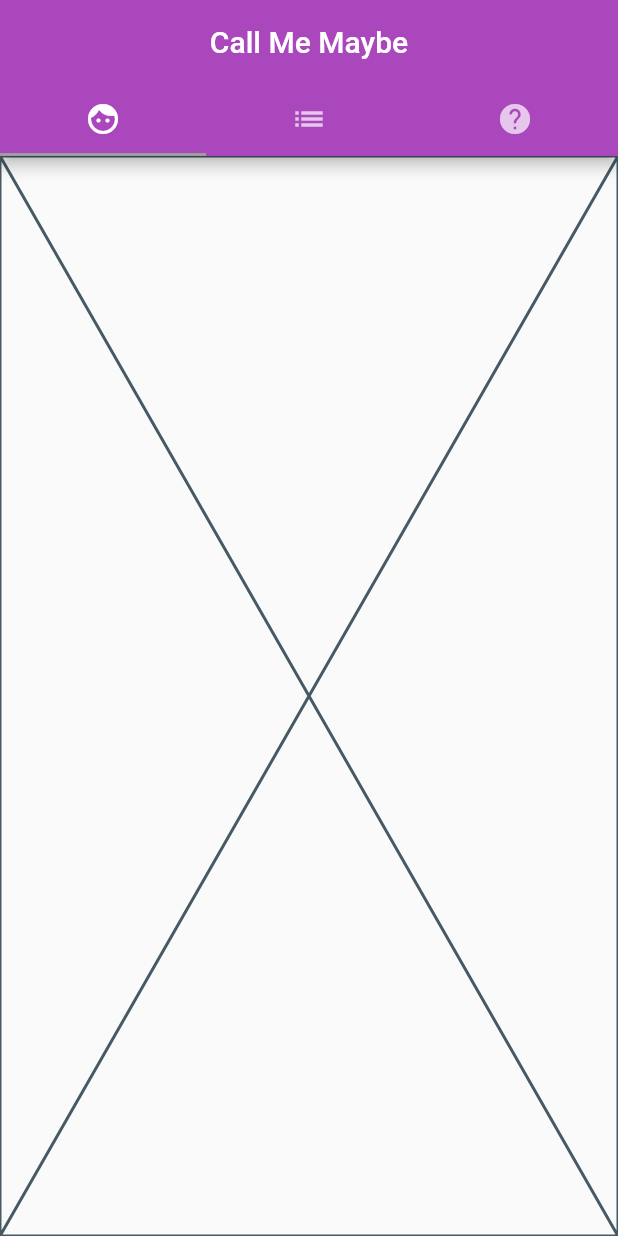
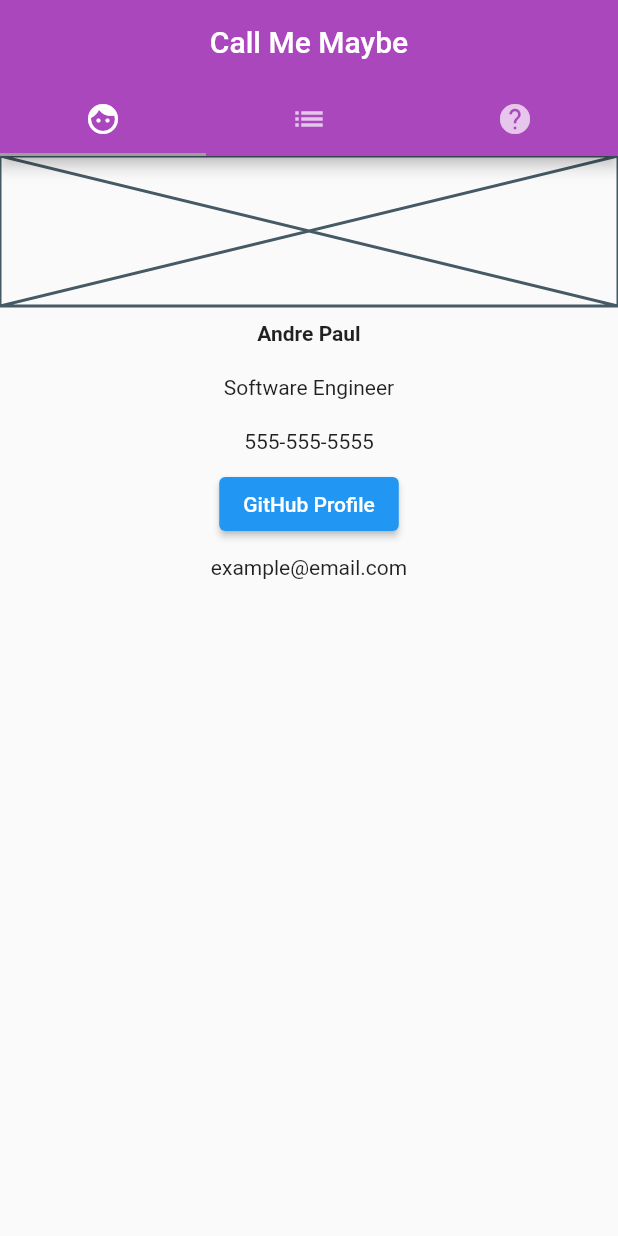
Before and after one commit to AndreEPaul/call_me_maybe, a Flutter app: the screen it shows after launch, on a phone screen of 412 x 824 dp. Run offline on Flutter 3.47's test engine with Material 2 defaults, Android fonts, the phone set to English and light mode, and no system bars.

Commit message:
most of business card functionality is there, still need real photo and phone number functionality

```diff
--- a/lib/business_card.dart
+++ b/lib/business_card.dart
@@ -1,8 +1,51 @@
 import 'package:flutter/material.dart';
+import 'package:url_launcher/url_launcher.dart';
+
+// final Uri _linkGithub = Uri(
+//   scheme: 'https',
+//   path: 'github.com/AndreEPaul',
+// );
+
+_launchURL() async {
+  const url = 'https://github.com/AndreEPaul';
+  if (await canLaunch(url)) {
+    await launch(url);
+  } else {
+    throw 'Cant launch $url';
+  }
+}
 
 class BusinessCard extends StatelessWidget {
   @override
   Widget build(context) {
-    return Placeholder();
+    return Scaffold(
+        body: Column(
+      children: [
+        Placeholder(
+          fallbackHeight: 100.0,
+          fallbackWidth: 10.0,
+        ),
+        Padding(
+            padding: EdgeInsets.fromLTRB(10, 10, 10, 10),
+            child: Text('Andre Paul',
+                style: TextStyle(
+                  fontWeight: FontWeight.bold,
+                ))),
+        Padding(
+            padding: EdgeInsets.fromLTRB(10, 10, 10, 10),
+            child: Text('Software Engineer')),
+        Padding(
+          //TODO: change this to redirect to SMS message
+            padding: EdgeInsets.fromLTRB(10, 10, 10, 10),
+            child: Text('555-555-5555')),
+        ElevatedButton(
+          onPressed: _launchURL,
+          child: Text('GitHub Profile')
+        ),
+        Padding(
+            padding: EdgeInsets.fromLTRB(10, 10, 10, 10),
+            child: Text('example@email.com')),
+      ],
+    ));
   }
 }
```
